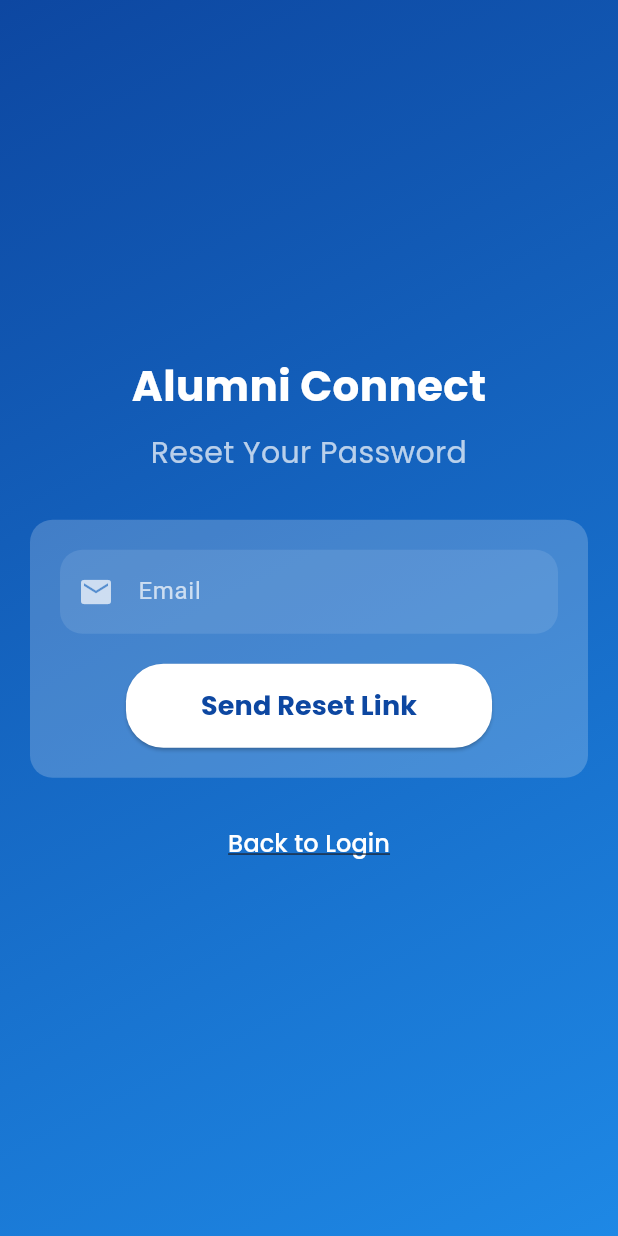
After one commit to Balajisix/alumni-connect-mca, a Flutter app: the screen it shows after launch, after a tap on "Forgot Password?", on a phone screen of 412 x 824 dp. The commit adds this screen. Run offline on Flutter 3.47's test engine with Material 3 defaults, Android fonts, the phone set to English and light mode, and no system bars; our stand-ins replace cloud_firestore, firebase_auth, firebase_core, fluttertoast, google_fonts, google_sign_in; accounts and stored records are empty.

Commit message:
added forgot password

```diff
--- /dev/null
+++ b/lib/pages/forgot_password.dart
@@ -0,0 +1,126 @@
+import 'package:flutter/material.dart';
+import 'package:fluttertoast/fluttertoast.dart';
+import 'package:google_fonts/google_fonts.dart';
+import 'package:firebase_auth/firebase_auth.dart';
+
+class ForgotPasswordPage extends StatefulWidget {
+  @override
+  _ForgotPasswordPageState createState() => _ForgotPasswordPageState();
+}
+
+class _ForgotPasswordPageState extends State<ForgotPasswordPage> {
+  final TextEditingController _emailController = TextEditingController();
+  final FirebaseAuth _auth = FirebaseAuth.instance;
+
+  Future<void> _resetPassword() async {
+    try {
+      await _auth.sendPasswordResetEmail(email: _emailController.text.trim());
+      Fluttertoast.showToast(msg: "Password reset email sent. Check your inbox.");
+      Navigator.pop(context);
+    } catch (e) {
+      Fluttertoast.showToast(msg: "Error: $e");
+    }
+  }
+
+  @override
+  Widget build(BuildContext context) {
+    return Scaffold(
+      body: Container(
+        decoration: BoxDecoration(
+          gradient: LinearGradient(
+            colors: [Colors.blue.shade900, Colors.blue.shade600],
+            begin: Alignment.topLeft,
+            end: Alignment.bottomRight,
+          ),
+        ),
+        child: Center(
+          child: SingleChildScrollView(
+            child: Padding(
+              padding: EdgeInsets.all(20),
+              child: Column(
+                mainAxisAlignment: MainAxisAlignment.center,
+                children: [
+                  Text(
+                    "Alumni Connect",
+                    style: GoogleFonts.poppins(
+                      fontSize: 28,
+                      fontWeight: FontWeight.bold,
+                      color: Colors.white,
+                    ),
+                  ),
+                  SizedBox(height: 10),
+                  Text(
+                    "Reset Your Password",
+                    style: GoogleFonts.poppins(
+                      fontSize: 20,
+                      color: Colors.white70,
+                    ),
+                    textAlign: TextAlign.center,
+                  ),
+                  SizedBox(height: 30),
+                  Container(
+                    padding: EdgeInsets.all(20),
+                    decoration: BoxDecoration(
+                      color: Colors.white.withOpacity(0.2),
+                      borderRadius: BorderRadius.circular(15),
+                    ),
+                    child: Column(
+                      children: [
+                        TextField(
+                          controller: _emailController,
+                          style: GoogleFonts.poppins(color: Colors.white),
+                          decoration: InputDecoration(
+                            filled: true,
+                            fillColor: Colors.white.withOpacity(0.1),
+                            labelText: "Email",
+                            labelStyle: TextStyle(color: Colors.white70),
+                            prefixIcon: Icon(Icons.email, color: Colors.white70),
+                            border: OutlineInputBorder(
+                              borderRadius: BorderRadius.circular(15),
+                              borderSide: BorderSide.none,
+                            ),
+                          ),
+                        ),
+                        SizedBox(height: 20),
+                        ElevatedButton(
+                          onPressed: _resetPassword,
+                          style: ElevatedButton.styleFrom(
+                            backgroundColor: Colors.white,
+                            padding: EdgeInsets.symmetric(horizontal: 50, vertical: 15),
+                            shape: RoundedRectangleBorder(
+                              borderRadius: BorderRadius.circular(25),
+                            ),
+                          ),
+                          child: Text(
+                            "Send Reset Link",
+                            style: GoogleFonts.poppins(
+                              fontSize: 18,
+                              color: Colors.blue.shade900,
+                              fontWeight: FontWeight.bold,
+                            ),
+                          ),
+                        ),
+                      ],
+                    ),
+                  ),
+                  SizedBox(height: 20),
+                  TextButton(
+                    onPressed: () => Navigator.pop(context),
+                    child: Text(
+                      "Back to Login",
+                      style: GoogleFonts.poppins(
+                        fontSize: 16,
+                        color: Colors.white,
+                        decoration: TextDecoration.underline,
+                      ),
+                    ),
+                  ),
+                ],
+              ),
+            ),
+          ),
+        ),
+      ),
+    );
+  }
+}
--- a/lib/pages/login_page.dart
+++ b/lib/pages/login_page.dart
@@ -5,6 +5,7 @@ import 'package:firebase_auth/firebase_auth.dart';
 import 'package:alumniconnectmca/pages/home_page.dart';
 import 'package:alumniconnectmca/pages/register_page.dart';
 import 'package:alumniconnectmca/services/google_auth_service.dart';
+import 'package:alumniconnectmca/pages/forgot_password.dart';
 
 class LoginPage extends StatefulWidget {
   @override
@@ -93,7 +94,24 @@ class _LoginPageState extends State<LoginPage> {
                         _buildTextField(_emailController, "Email", Icons.email),
                         SizedBox(height: 15),
                         _buildTextField(_passwordController, "Password", Icons.lock, isPassword: true),
-                        SizedBox(height: 20),
+                        Align(
+                          alignment: Alignment.centerRight,
+                          child: TextButton(
+                            onPressed: () {
+                              Navigator.push(context, MaterialPageRoute(builder: (context) => ForgotPasswordPage()));
+                            },
+                            child: Text(
+                              "Forgot Password?",
+                              style: GoogleFonts.poppins(
+                                color: Colors.white,
+                                fontSize: 14,
+                                fontWeight: FontWeight.bold,
+                                decoration: TextDecoration.underline,
+                              ),
+                            ),
+                          ),
+                        ),
+                        SizedBox(height: 10),
                         ElevatedButton(
                           onPressed: _signInWithEmail,
                           style: ElevatedButton.styleFrom(
```
